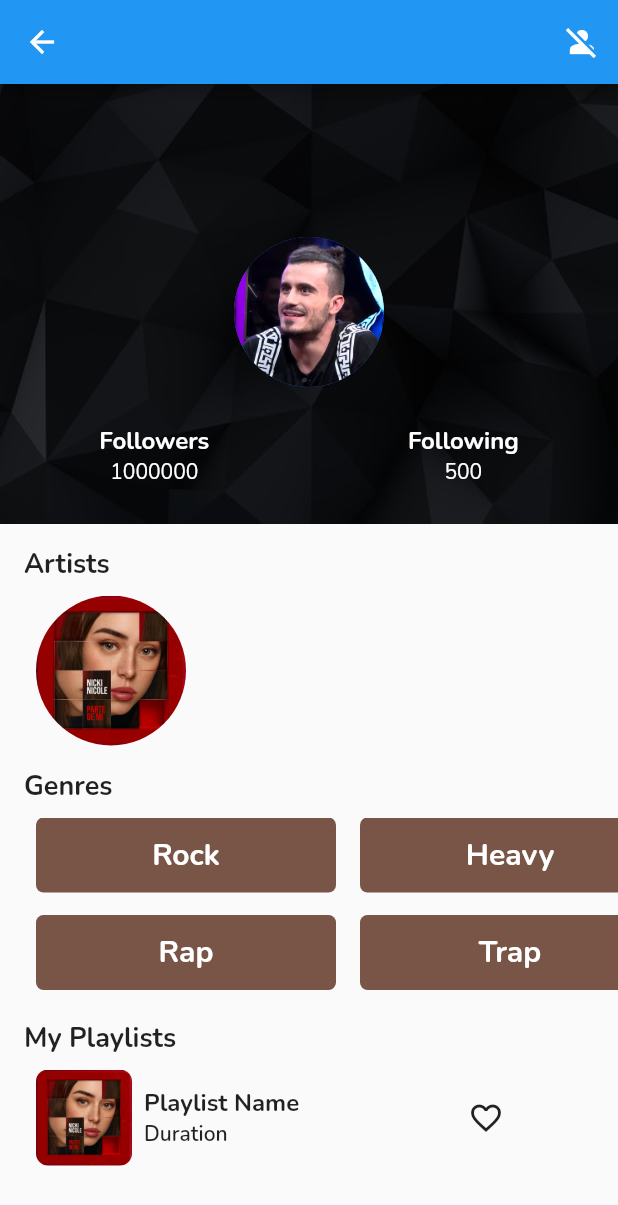
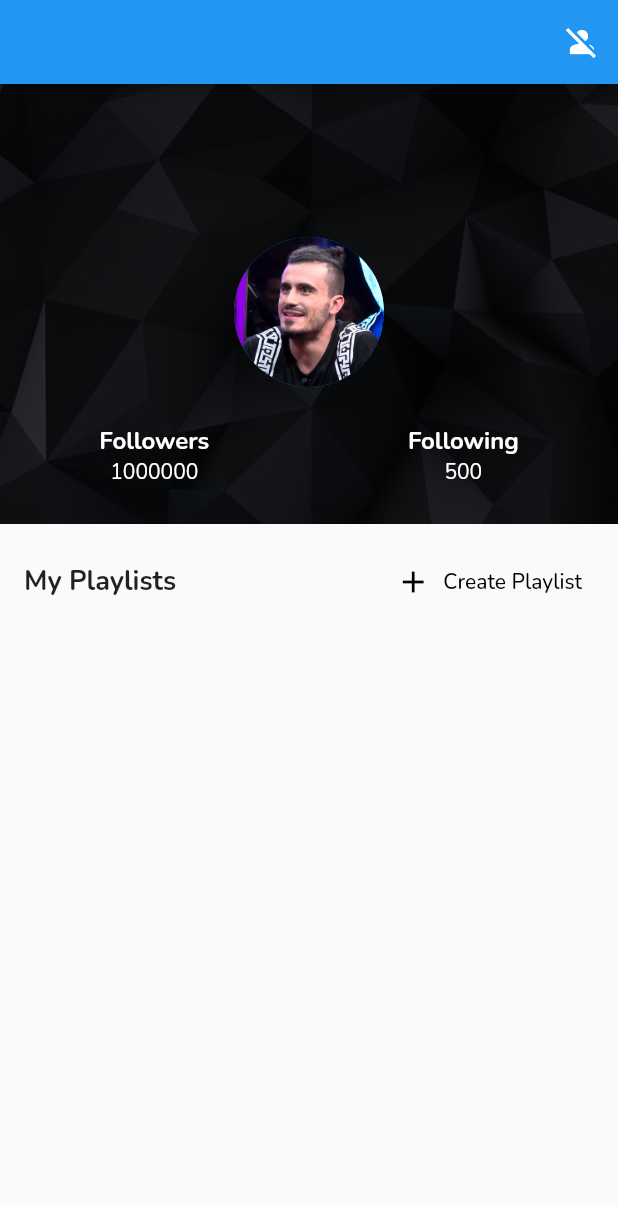
Before and after one commit to yeraytm/Euterpe-FoH, a Flutter app: the Library screen opened directly, on a phone screen of 412 x 824 dp. Shown: the top 1205 px of the screen. Run offline on Flutter 3.47's test engine with Material 2 defaults, Android fonts, the phone set to English and light mode, and no system bars; our stand-ins replace assets_audio_player, bloc, carousel_slider, cloud_firestore, firebase_auth, firebase_core and 5 more; missing offline and left inert: dart:ffi, flutterfire_ui; accounts and stored records are empty.

Commit message:
Playlists management in progress

```diff
--- a/lib/cubit/bottom_nav/bottom_nav_cubit.dart
+++ b/lib/cubit/bottom_nav/bottom_nav_cubit.dart
@@ -1,6 +1,6 @@
 import 'dart:async';
 
-enum NavBarItem { home, search, upload, library }
+enum NavBarItem { home, search, library }
 
 class BottomNavBarCubit {
   final StreamController<NavBarItem> _navBarController =
@@ -17,9 +17,6 @@ class BottomNavBarCubit {
         _navBarController.sink.add(NavBarItem.search);
         break;
       case 2:
-        _navBarController.sink.add(NavBarItem.upload);
-        break;
-      case 3:
         _navBarController.sink.add(NavBarItem.library);
         break;
     }
--- a/lib/models/models.dart
+++ b/lib/models/models.dart
@@ -1,5 +1,3 @@
-
-
 export 'album.dart';
 export 'artist.dart';
 export 'genre.dart';
--- a/lib/screens/app/library.dart
+++ b/lib/screens/app/library.dart
@@ -1,9 +1,13 @@
+import 'dart:ffi';
 import 'dart:math';
 import 'package:cloud_firestore/cloud_firestore.dart';
 import 'package:firebase_auth/firebase_auth.dart';
 import 'package:flutter/material.dart';
 import 'package:flutters_of_hamelin/data/data.dart';
 import 'package:flutters_of_hamelin/models/artist.dart';
+import 'package:flutters_of_hamelin/models/song.dart';
+import 'package:flutters_of_hamelin/screens/playlist_form.dart';
+import 'package:flutters_of_hamelin/services/database.dart';
 
 import 'music_player.dart';
 
@@ -49,7 +53,7 @@ Widget _buildScreen(Artist artist) {
     fontSize: 14,
     color: Colors.white,
   );
-  return ListView(
+  return Column(
     children: [
       Container(
         decoration: BoxDecoration(
@@ -105,10 +109,10 @@ Widget _buildScreen(Artist artist) {
         ),
       ),
       const SizedBox(height: 15),
-      const _ArtistList(title: 'Artists'),
-      const SizedBox(height: 15),
-      const _GenreList(title: 'Genres'),
-      const _PlaylistList(title: 'My Playlists'),
+      // const _ArtistList(title: 'Artists'),
+      // const SizedBox(height: 15),
+      // const _GenreList(title: 'Genres'),
+      _PlaylistList(title: 'My Playlists'),
     ],
   );
 }
@@ -157,168 +161,125 @@ class _ArtistList extends StatelessWidget {
   }
 }
 
-class _GenreList extends StatelessWidget {
-  const _GenreList({Key? key, required this.title}) : super(key: key);
+class _PlaylistList extends StatefulWidget {
+  _PlaylistList({Key? key, required this.title}) : super(key: key);
   final String title;
+
+  @override
+  State<_PlaylistList> createState() => _PlaylistListState();
+}
+
+class _PlaylistListState extends State<_PlaylistList> {
+  final db = FirebaseFirestore.instance;
+  void _showPlaylistPanel() {
+    showModalBottomSheet(
+      context: context,
+      builder: (context) {
+        return Container(
+          padding: const EdgeInsets.symmetric(vertical: 20.0, horizontal: 60.0),
+          child: const PlaylistForm(),
+        );
+      },
+    );
+  }
+
   @override
   Widget build(BuildContext context) {
-    return Column(
+    DatabaseService db = DatabaseService();
+    return Expanded(
+      child: Column(
         mainAxisAlignment: MainAxisAlignment.start,
         crossAxisAlignment: CrossAxisAlignment.start,
         children: [
           Padding(
             padding: const EdgeInsets.symmetric(horizontal: 16.0),
-          child: Text(
-            title,
+            child: Row(
+              children: [
+                Text(
+                  widget.title,
                   style: const TextStyle(
                     fontSize: 18,
                     fontWeight: FontWeight.w700,
                   ),
                 ),
+                const Expanded(child: SizedBox()),
+                TextButton.icon(
+                  onPressed: () {
+                    _showPlaylistPanel();
+                  },
+                  icon: const Icon(Icons.add, color: Colors.black),
+                  label: const Text(
+                    'Create Playlist',
+                    style: TextStyle(color: Colors.black),
                   ),
-        const SizedBox(
-          height: 8,
-        ),
-        SizedBox(
-          height: 135,
-          child: ListView.builder(
-            scrollDirection: Axis.horizontal,
-            itemCount: genreList.length ~/ 2,
-            padding: const EdgeInsets.symmetric(horizontal: 16.0),
-            itemBuilder: (context, index) => Container(
-              margin: const EdgeInsets.symmetric(horizontal: 8.0),
-              width: 200,
-              child: Column(
-                children: [
-                  Container(
-                    width: 200,
-                    height: 50,
-                    decoration: BoxDecoration(
-                      borderRadius: const BorderRadius.all(Radius.circular(5)),
-                      color: Colors
-                          .primaries[Random().nextInt(Colors.primaries.length)],
-                    ),
-                    child: Center(
-                      child: Text(
-                        genreList[index],
-                        style: const TextStyle(
-                            fontSize: 20,
-                            fontWeight: FontWeight.bold,
-                            color: Colors.white),
-                      ),
-                    ),
-                  ),
-                  const SizedBox(
-                    height: 15,
-                  ),
-                  Container(
-                    height: 50,
-                    decoration: BoxDecoration(
-                      borderRadius: const BorderRadius.all(Radius.circular(5)),
-                      color: Colors
-                          .primaries[Random().nextInt(Colors.primaries.length)],
-                    ),
-                    child: Center(
-                      child: Text(genreList[index + genreList.length ~/ 2],
-                          style: const TextStyle(
-                              fontSize: 20,
-                              fontWeight: FontWeight.bold,
-                              color: Colors.white)),
-                    ),
-                  ),
+                )
               ],
-              ),
-            ),
-          ),
-        ),
-      ],
-    );
-  }
-}
-
-class _PlaylistList extends StatelessWidget {
-  const _PlaylistList({Key? key, required this.title}) : super(key: key);
-  final String title;
-  @override
-  Widget build(BuildContext context) {
-    return Column(
-      mainAxisAlignment: MainAxisAlignment.start,
-      crossAxisAlignment: CrossAxisAlignment.start,
-      children: [
-        Padding(
-          padding: const EdgeInsets.symmetric(horizontal: 16.0),
-          child: Text(
-            title,
-            style: const TextStyle(
-              fontSize: 18,
-              fontWeight: FontWeight.w700,
-            ),
             ),
           ),
           const SizedBox(
             height: 8,
           ),
+          Expanded(
+            child: StreamBuilder(
+              stream: db.playlists.snapshots(),
+              builder: (BuildContext context,
+                  AsyncSnapshot<QuerySnapshot> snapshot) {
+                if (!snapshot.hasData) {
+                  // return const SpinKitRotatingCircle(
+                  //   color: Colors.blueGrey,
+                  //   size: 50.0,
+                  // );
+                  return const Text('Loading...');
+                } else {
+                  List<Future<Widget>> list =
+                      snapshot.data!.docs.map((document) async {
+                    List songs = document.get('songs');
+                    Song? firstSong = songs.isNotEmpty && songs[0] != ""
+                        ? await db.getSongById(songs[0])
+                        : null;
+                    return Padding(
+                      padding: const EdgeInsets.fromLTRB(8.0, 0.0, 0.0, 8.0),
+                      child: TextButton(
+                        onPressed: () {},
+                        child: Row(
+                          children: [
                             SizedBox(
-          height: 232,
-          child: GridView.builder(
-            padding: const EdgeInsets.symmetric(horizontal: 16.0),
-            scrollDirection: Axis.horizontal,
-            gridDelegate: const SliverGridDelegateWithFixedCrossAxisCount(
-                crossAxisCount: 3,
-                childAspectRatio: 1 / 5,
-                crossAxisSpacing: 20,
-                mainAxisSpacing: 20),
-            itemCount: songList.length,
-            itemBuilder: (context, index) {
-              return GestureDetector(
-                onTap: () {
-                  Navigator.of(context).push(MaterialPageRoute(
-                      builder: (context) =>
-                          MusicPlayerScreen(song: songList[index])));
-                },
-                child: Row(
-                  mainAxisSize: MainAxisSize.min,
-                  mainAxisAlignment: MainAxisAlignment.spaceBetween,
-                  children: [
-                    Row(
-                      children: [
-                        Container(
-                          margin: const EdgeInsets.symmetric(horizontal: 8.0),
-                          width: 64,
-                          decoration: BoxDecoration(
-                            borderRadius:
-                                const BorderRadius.all(Radius.circular(8)),
-                            image: DecorationImage(
-                              image: AssetImage(songList[index].img),
-                              fit: BoxFit.cover,
+                              width: 50.0,
+                              height: 50.0,
+                              child: firstSong != null
+                                  ? Image.network(firstSong.img)
+                                  : Container(color: Colors.grey),
+                            ),
+                            const SizedBox(
+                              width: 8.0,
+                            ),
+                            Text(
+                              document.get('name'),
+                              style: const TextStyle(
+                                fontSize: 18.0,
+                                color: Colors.black,
                               ),
                             ),
-                        ),
-                        Column(
-                          mainAxisAlignment: MainAxisAlignment.center,
-                          crossAxisAlignment: CrossAxisAlignment.start,
-                          children: const [
-                            Text(
-                              "Playlist Name",
-                              style: TextStyle(
-                                  fontSize: 16, fontWeight: FontWeight.w700),
-                            ),
-                            Text(
-                              "Duration",
-                              style: TextStyle(fontWeight: FontWeight.w600),
-                            ),
+                            const Expanded(child: SizedBox()),
                           ],
                         ),
-                      ],
-                    ),
-                    const Icon(Icons.favorite_outline),
-                  ],
                       ),
                     );
+                  }).toList();
+                  // return ListView(
+                  //   // separatorBuilder: (context, index) => const Divider(
+                  //   //   color: Colors.black,
+                  //   // ),
+                  //   // itemCount: playlistList.length,
+                  //   children: list,
+                  // );
+                  return Container();
+                }
               },
             ),
           ),
         ],
+      ),
     );
   }
 }
--- /dev/null
+++ b/lib/services/database.dart
@@ -0,0 +1,20 @@
+import 'package:flutter/material.dart';
+import 'package:cloud_firestore/cloud_firestore.dart';
+import 'package:flutters_of_hamelin/models/song.dart';
+
+class DatabaseService {
+  final db = FirebaseFirestore.instance;
+  final songs = FirebaseFirestore.instance.collection('Songs');
+  final playlists = FirebaseFirestore.instance.collection('Playlists');
+
+  Future<Song> getSongById(String id) async {
+    DocumentSnapshot songSnapshot = await songs.doc(id).get();
+    Map<String, dynamic> data = songSnapshot.data()! as Map<String, dynamic>;
+    Song song = Song.fromMap(data);
+    return song;
+  }
+
+  void createPlaylist(String name) {
+    playlists.add({'name': name, 'songs': []});
+  }
+}
```
Also changed, not shown: lib/screens/app/bottom_nav.dart (+0 -7 lines), lib/screens/app/upload.dart (deleted, +0 -17 lines), lib/screens/playlist_form.dart (added, +57 -0 lines). Lines whose indentation alone changed are shown as unchanged.
